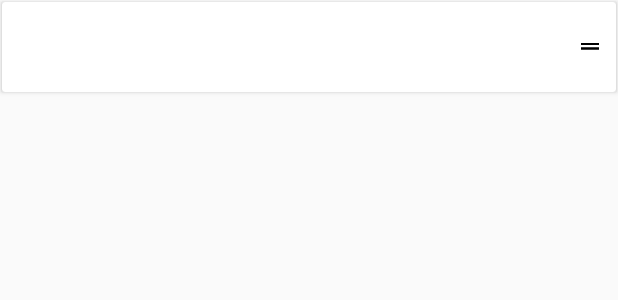
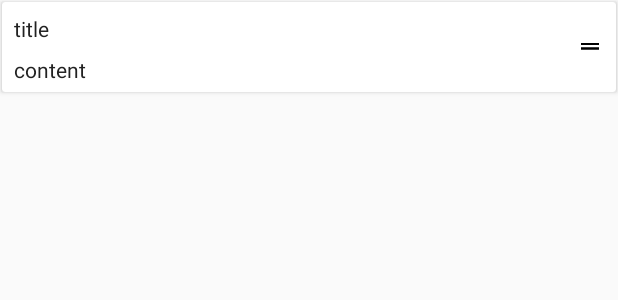
Before and after one commit to InSightSuen/StayFoolish, an Android app: the layout item_simple_data.xml on its own in the app's theme, with its tools: preview values and no code run, on a phone screen of 412 x 824 dp. Shown: the top 300 px of the screen. Run offline under Robolectric (Android 15) with nearby library versions, the phone set to English and light mode, and no system bars.

Commit message:
Fix text appearance bug

```diff
--- a/app/src/main/res/layout/item_simple_data.xml
+++ b/app/src/main/res/layout/item_simple_data.xml
@@ -1,6 +1,7 @@
 <?xml version="1.0" encoding="utf-8"?>
 <android.support.v7.widget.CardView xmlns:android="http://schemas.android.com/apk/res/android"
     xmlns:app="http://schemas.android.com/apk/res-auto"
+    xmlns:tools="http://schemas.android.com/tools"
     android:layout_width="match_parent"
     android:layout_height="wrap_content"
     android:layout_margin="1dp"
@@ -26,13 +27,13 @@
                 android:id="@+id/tv_title"
                 android:layout_width="wrap_content"
                 android:layout_height="wrap_content"
-                android:textAppearance="?android:textAppearanceLarge"
-                android:textColor="?colorPrimary"/>
+                tools:text="title"/>
 
             <TextView
                 android:id="@+id/tv_content"
                 android:layout_width="wrap_content"
-                android:layout_height="wrap_content"/>
+                android:layout_height="wrap_content"
+                tools:text="content"/>
 
         </LinearLayout>
 
```
